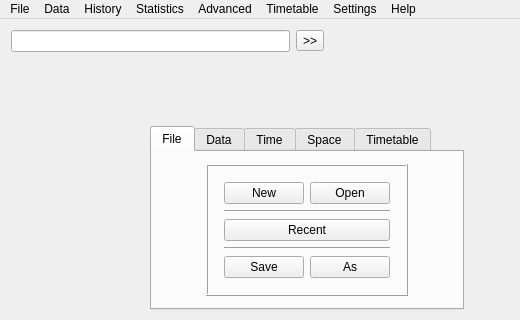
Old version of the form fet/src/interface/fetmainform_template.ui in the repository vonmecheln/fet; both pictures show x 0 to 520 and y 0 to 320 of the 614 by 411 pixel window.
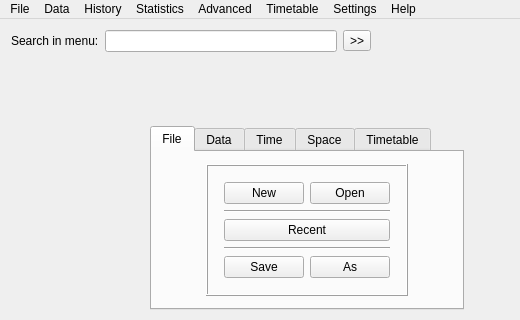
New version of the form.

Diff of the .ui file:
```diff
--- a/fet/src/interface/fetmainform_template.ui
+++ b/fet/src/interface/fetmainform_template.ui
@@ -816,6 +816,13 @@
     </item>
     <item row="0" column="0" colspan="4">
      <layout class="QHBoxLayout" name="horizontalLayout">
+      <item>
+       <widget class="QLabel" name="searchInMenuLabel">
+        <property name="text">
+         <string>Search in menu:</string>
+        </property>
+       </widget>
+      </item>
       <item>
        <widget class="QLineEdit" name="searchLineEdit"/>
       </item>
```
Left out of the diff: 2 changed lines with no effect on the pictures.
